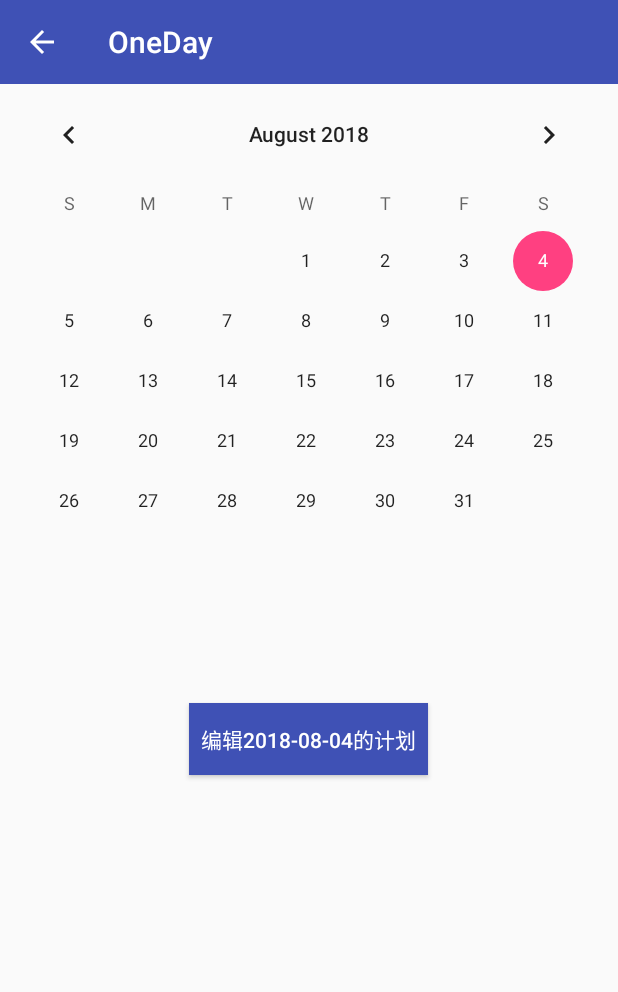
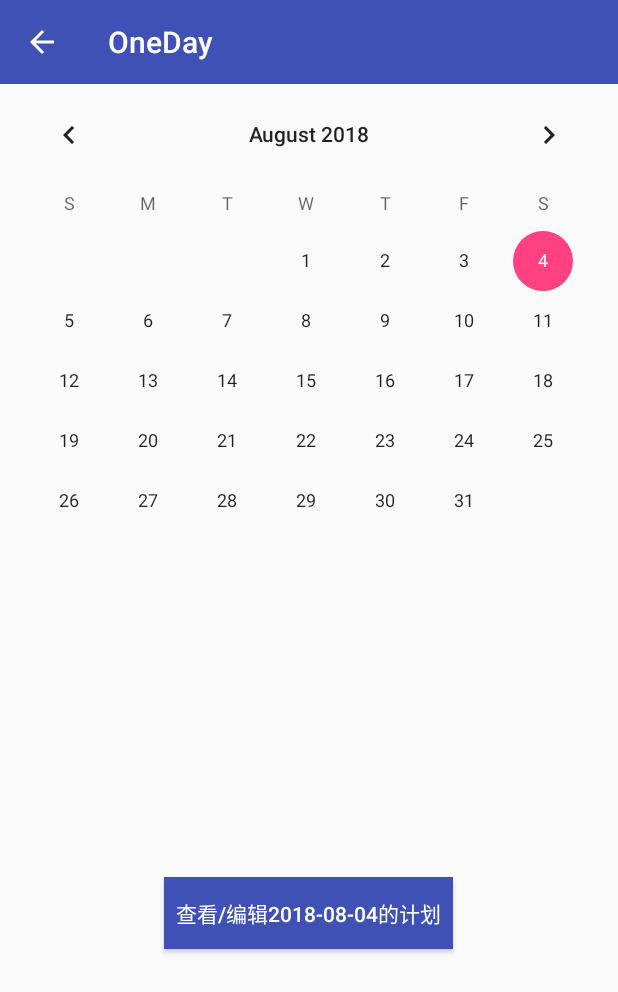
Before and after one commit to rookieK/OneDay, an Android app: the screen it shows after launch (SetPlan before the commit, SelectDateActivity after it), after a tap on an icon or button, on a phone screen of 412 x 824 dp. Shown: the top 992 px of the screen. Run offline under Robolectric (Android 15) with nearby library versions, the phone set to English and light mode, and no system bars; libraries missing offline, so code that uses them is left out: org.litepal, org.litepal.crud.

Commit message:
加入LitePal储存数据。

```diff
--- a/app/build.gradle
+++ b/app/build.gradle
@@ -25,6 +25,7 @@ dependencies {
     implementation 'com.android.support:percent:28.0.0-alpha3'
     implementation 'com.android.support.constraint:constraint-layout:1.1.2'
     implementation 'com.android.support:recyclerview-v7:28.0.0-alpha3'
+    implementation 'org.litepal.android:core:2.0.0'
     testImplementation 'junit:junit:4.12'
     implementation 'com.android.support:design:28.0.0-alpha3'
     androidTestImplementation 'com.android.support.test:runner:1.0.2'
--- a/app/src/main/AndroidManifest.xml
+++ b/app/src/main/AndroidManifest.xml
@@ -3,6 +3,7 @@
     package="com.example.kwq.oneday">
 
     <application
+        android:name="org.litepal.LitePalApplication"
         android:allowBackup="true"
         android:icon="@mipmap/ic_launcher"
         android:label="@string/app_name"
@@ -18,7 +19,9 @@
                 <category android:name="android.intent.category.LAUNCHER" />
             </intent-filter>
         </activity>
-        <activity android:name=".SetPlan"></activity>
+        <activity android:name=".SelectDateActivity" />
+        <activity android:name=".LookPlanActivity" />
+        <activity android:name=".NewPlanActivity"></activity>
     </application>
 
 </manifest>
--- a/app/src/main/java/com/example/kwq/oneday/MainActivity.java
+++ b/app/src/main/java/com/example/kwq/oneday/MainActivity.java
@@ -103,12 +103,12 @@ public class MainActivity extends AppCompatActivity {
             recyclerView.setAdapter(adapter);
         }
 
-        //Intent etplan活动
+        //Intent SelectDate活动
         FloatingActionButton setPlan = findViewById(R.id.setPlan);
         setPlan.setOnClickListener(new View.OnClickListener() {
             @Override
             public void onClick(View view) {
-                Intent intent = new Intent(MainActivity.this, SetPlan.class);
+                Intent intent = new Intent(MainActivity.this, SelectDateActivity.class);
                 startActivity(intent);
             }
         });
@@ -121,7 +121,7 @@ public class MainActivity extends AppCompatActivity {
         String planType = "工作";
         String plan = "酒店客房就开始的房价快速反击肯定是九分";
         for (int i = 0; i < 10; i++){
-            Plan p = new Plan("a", sTime, eTime, planType, plan);
+            Plan p = new Plan("0", sTime, eTime, planType, plan);
             planList.add(p);
         }
     }
--- a/app/src/main/java/com/example/kwq/oneday/SetPlan.java
+++ b/app/src/main/java/com/example/kwq/oneday/SelectDateActivity.java
@@ -1,45 +1,56 @@
 package com.example.kwq.oneday;
 
+import android.content.Intent;
 import android.support.v7.app.ActionBar;
 import android.support.v7.app.AppCompatActivity;
 import android.os.Bundle;
 import android.support.v7.widget.Toolbar;
 import android.view.MenuItem;
+import android.view.View;
 import android.widget.Button;
 import android.widget.CalendarView;
 
 import java.util.Calendar;
 
 
-public class SetPlan extends AppCompatActivity {
+public class SelectDateActivity extends AppCompatActivity {
 
-    CalendarView mCalendarView;
-    Button spButton;
-    String date;
+    private CalendarView mCalendarView;
+    private Button sdButton;
+    private String date;
 
     @Override
     protected void onCreate(Bundle savedInstanceState) {
         super.onCreate(savedInstanceState);
-        setContentView(R.layout.activity_set_plan);
+        setContentView(R.layout.activity_select_date);
 
         //启用HomeAsUp按钮
-        Toolbar toolbar = findViewById(R.id.sp_toolbar);
+        Toolbar toolbar = findViewById(R.id.sd_toolbar);
         setSupportActionBar(toolbar);
         ActionBar actionBar = getSupportActionBar();
         actionBar.setDisplayHomeAsUpEnabled(true);
 
-        mCalendarView = findViewById(R.id.sp_calendarView);
-        spButton = findViewById(R.id.sp_Button);
+        mCalendarView = findViewById(R.id.sd_calendarView);
+        sdButton = findViewById(R.id.sd_Button);
 
+        //获取当前日期显示在Button上
         Calendar calender = Calendar.getInstance();
         date = calender.get(Calendar.YEAR) + "-" + ((calender.get(Calendar.MONTH)+1)<10? "0" + (calender.get(Calendar.MONTH)+1) : (calender.get(Calendar.MONTH)+1)) + "-" + (calender.get(Calendar.DAY_OF_MONTH)<10? "0" + calender.get(Calendar.DAY_OF_MONTH):calender.get(Calendar.DAY_OF_MONTH));
-        spButton.setText("编辑" + date + "的计划");
+        sdButton.setText("查看/编辑" + date + "的计划");
+        chooseCalender();
 
-
-        chooseCalender();
+        //设置sdButton点击事件，启动LookPlan活动
+        sdButton.setOnClickListener(new View.OnClickListener() {
+            @Override
+            public void onClick(View view) {
+                Intent intent = new Intent(SelectDateActivity.this, LookPlanActivity.class);
+                intent.putExtra("date", date);
+                startActivity(intent);
+            }
+        });
     }
 
-    //处理HomeAsUp点击事件
+    //处理HomeAsUp点击事件，点击返回上个活动
     @Override
     public boolean onOptionsItemSelected(MenuItem item) {
         switch (item.getItemId()) {
@@ -50,14 +61,13 @@ public class SetPlan extends AppCompatActivity {
         return super.onOptionsItemSelected(item);
     }
 
+    //获取所选日期显示在Button上
     private void chooseCalender() {
         mCalendarView.setOnDateChangeListener(new CalendarView.OnDateChangeListener() {
             @Override
             public void onSelectedDayChange(CalendarView view, int year, int month, int dayOfMonth) {
                 date = year + "-" + ((month + 1) < 10 ? "0" + (month + 1) : (month + 1)) + "-" + (dayOfMonth < 10 ? "0" + dayOfMonth : dayOfMonth);
-                spButton.setText("编辑" + date + "的计划");
-
-            }
+                sdButton.setText("编辑" + date + "的计划"); }
         });
     }
 
--- a/app/src/main/java/com/example/kwq/oneday/db/Plan.java
+++ b/app/src/main/java/com/example/kwq/oneday/db/Plan.java
@@ -1,11 +1,17 @@
 package com.example.kwq.oneday.db;
 
-public class Plan {
+import org.litepal.crud.DataSupport;
+
+public class Plan extends DataSupport {
+    private int id;
+    private int rank;
     private String date;
     private String startTime;
     private String endTime;
     private String planType;
     private String plan;
+
+    public Plan() {}
 
     public Plan(String date, String startTime, String endTime, String planType, String plan) {
         this.date = date;
@@ -15,6 +21,23 @@ public class Plan {
         this.plan = plan;
     }
 
+
+
+    public int getId() {
+        return id;
+    }
+
+    public void setId(int id) {
+        this.id = id;
+    }
+
+    public int getRank() {
+        return rank;
+    }
+
+    public void setRank(int rank) {
+        this.rank = rank;
+    }
 
     public String getDate() {
         return date;
--- a/app/src/main/java/com/example/kwq/oneday/db/PlanAdapter.java
+++ b/app/src/main/java/com/example/kwq/oneday/db/PlanAdapter.java
@@ -1,11 +1,14 @@
 package com.example.kwq.oneday.db;
 
+import android.content.Context;
+import android.content.Intent;
 import android.support.v7.widget.RecyclerView;
 import android.view.LayoutInflater;
 import android.view.View;
 import android.view.ViewGroup;
 import android.widget.TextView;
 
+import com.example.kwq.oneday.NewPlanActivity;
 import com.example.kwq.oneday.R;
 
 import java.util.List;
@@ -13,8 +16,11 @@ import java.util.List;
 public class PlanAdapter extends RecyclerView.Adapter<PlanAdapter.ViewHolder> {
 
     private List<Plan> mPlanList;
+    private Context mContext;
 
     static class ViewHolder extends RecyclerView.ViewHolder {
+
+        View planView;
         TextView startTime;
         TextView endTime;
         TextView planType;
@@ -22,6 +28,7 @@ public class PlanAdapter extends RecyclerView.Adapter<PlanAdapter.ViewHolder> {
 
         public ViewHolder(View view) {
             super(view);
+            planView = view;
             startTime = (TextView) view.findViewById(R.id.startTime);
             endTime = (TextView) view.findViewById(R.id.endTime);
             planType = (TextView) view.findViewById(R.id.planType);
@@ -35,8 +42,21 @@ public class PlanAdapter extends RecyclerView.Adapter<PlanAdapter.ViewHolder> {
 
     @Override
     public ViewHolder onCreateViewHolder(ViewGroup parent, int viewTyep) {
+        if (mContext == null) {
+            mContext = parent.getContext();
+        }
         View view  = LayoutInflater.from(parent.getContext()).inflate(R.layout.plan_item, parent, false);
-        ViewHolder holder = new ViewHolder(view);
+        final ViewHolder holder = new ViewHolder(view);
+        holder.planView.setOnClickListener(new View.OnClickListener() {
+            @Override
+            public void onClick(View view) {
+                int position = holder.getAdapterPosition();
+                Plan plan = mPlanList.get(position);
+                Intent intent = new Intent(mContext, NewPlanActivity.class);
+                intent.putExtra("id", plan.getId());
+                mContext.startActivity(intent);
+            }
+        });
         return holder;
     }
 
--- a/app/src/main/res/layout/activity_main.xml
+++ b/app/src/main/res/layout/activity_main.xml
@@ -103,6 +103,4 @@
         android:src="@mipmap/add_png"
         android:layout_gravity="right|bottom" />
 
-
-
 </android.support.design.widget.CoordinatorLayout>
--- a/app/src/main/res/layout/activity_set_plan.xml
+++ b/app/src/main/res/layout/activity_select_date.xml
@@ -1,13 +1,14 @@
 <?xml version="1.0" encoding="utf-8"?>
-<android.support.constraint.ConstraintLayout xmlns:android="http://schemas.android.com/apk/res/android"
+<LinearLayout xmlns:android="http://schemas.android.com/apk/res/android"
     xmlns:app="http://schemas.android.com/apk/res-auto"
     xmlns:tools="http://schemas.android.com/tools"
     android:layout_width="match_parent"
     android:layout_height="match_parent"
-    tools:context=".SetPlan">
+    android:orientation="vertical"
+    tools:context=".SelectDateActivity">
 
     <android.support.v7.widget.Toolbar
-        android:id="@+id/sp_toolbar"
+        android:id="@+id/sd_toolbar"
         android:layout_width="match_parent"
         android:layout_height="?attr/actionBarSize"
         android:background="?attr/colorPrimary"
@@ -16,28 +17,24 @@
         app:popupTheme="@style/Theme.AppCompat.Light" />
 
     <CalendarView
-        android:id="@+id/sp_calendarView"
+        android:id="@+id/sd_calendarView"
         android:layout_width="match_parent"
-        android:layout_height="wrap_content"
-        app:layout_constraintTop_toBottomOf="@id/sp_toolbar" />
+        android:layout_height="wrap_content" />
 
     <FrameLayout
         android:layout_width="match_parent"
-        android:layout_height="wrap_content"
-        app:layout_constraintTop_toBottomOf="@id/sp_calendarView">
+        android:layout_height="0dp"
+        android:layout_weight="1">
 
         <Button
-            android:id="@+id/sp_Button"
+            android:id="@+id/sd_Button"
             android:layout_width="wrap_content"
             android:layout_height="wrap_content"
-            android:textAllCaps="false"
+            android:layout_gravity="center_horizontal|center_vertical"
             android:textColor="#FFFFFF"
-            android:layout_gravity="center"
-            android:layout_marginTop="70dp"
-            android:layout_marginBottom="60dp"
-            android:padding="8dp"
-            android:background="@color/colorPrimary" />
+            android:background="@color/colorPrimary"
+            android:padding="8dp" />
 
     </FrameLayout>
 
-</android.support.constraint.ConstraintLayout>
+</LinearLayout>
```
Also changed, not shown: app/src/main/assets/litepal.xml (added, +9 -0 lines), app/src/main/java/com/example/kwq/oneday/LookPlanActivity.java (added, +60 -0 lines), app/src/main/java/com/example/kwq/oneday/NewPlanActivity.java (added, +119 -0 lines), app/src/main/res/layout/activity_look_plan.xml (added, +49 -0 lines), app/src/main/res/layout/activity_new_plan.xml (added, +86 -0 lines).
